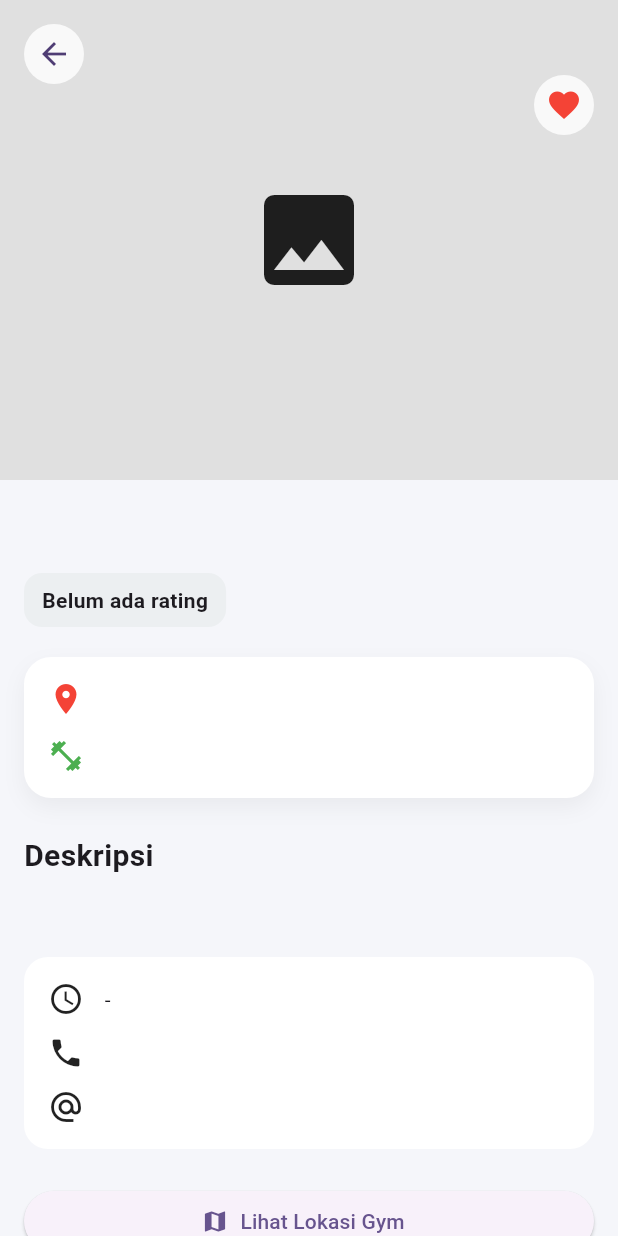
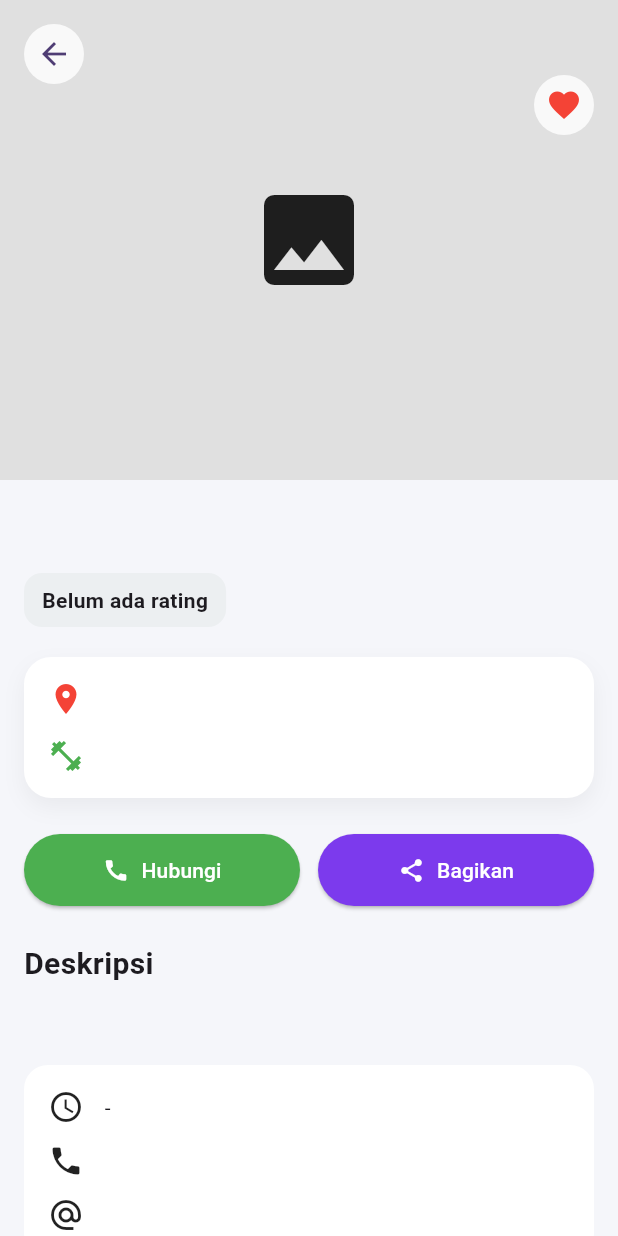
Before and after one commit to fadhiloc/finalprj-pab2-2026-fari, a Flutter app: the DetailScreen screen opened directly with empty values, on a phone screen of 412 x 824 dp. Run offline on Flutter 3.47's test engine with Material 3 defaults, Android fonts, the phone set to English and light mode, and no system bars; our stand-ins replace cloud_firestore, firebase_auth, firebase_core, flutter_map, flutter_rating_bar, image_picker and 2 more; accounts and stored records are empty.

Commit message:
revisi tambah phonecall dan share

```diff
--- a/findgym_app/lib/screens/detail_screens.dart
+++ b/findgym_app/lib/screens/detail_screens.dart
@@ -1,11 +1,13 @@
 import 'dart:convert';
-
 import 'package:flutter/material.dart';
 import 'package:aplikasi_gym_palembang/Models/Gym.dart';
 import '../services/review_service.dart';
 import 'package:flutter_rating_bar/flutter_rating_bar.dart';
 import '../services/favorite_service.dart';
 import 'package:cloud_firestore/cloud_firestore.dart';
+
+import 'package:url_launcher/url_launcher.dart'; //revisi
+import 'package:share_plus/share_plus.dart';
 
 class DetailScreen extends StatefulWidget {
   final Gym gym;
@@ -186,6 +188,28 @@
       _reviewController.dispose();
       super.dispose();
     }
+    // rev direct call
+    Future<void> _callGym() async {
+      final Uri uri = Uri(
+        scheme: 'tel',
+        path: widget.gym.contact,
+      );
+
+      if (await canLaunchUrl(uri)) {
+        await launchUrl(uri);
+      }
+    }
+
+    void _shareGym() {
+      Share.share(
+        '🏋️ ${widget.gym.name}\n'
+        '📍 ${widget.gym.location}\n'
+        'Kategori: ${widget.gym.types.join(", ")}\n'
+        'Temukan gym ini di aplikasi FindMyGym!',
+      );
+    }
+
+
 
   Widget _buildRatingChip() {
     if (widget.gym.rating <= 0 || widget.gym.ratingCount <= 0) {
@@ -448,6 +472,45 @@
 
                   const SizedBox(height: 24),
 
+//rev
+                  Row(
+                    children: [
+                      Expanded(
+                        child: ElevatedButton.icon(
+                          style: ElevatedButton.styleFrom(
+                            backgroundColor: Colors.green,
+                            foregroundColor: Colors.white,
+                            padding: const EdgeInsets.symmetric(
+                              vertical: 14,
+                            ),
+                          ),
+                          onPressed: _callGym,
+                          icon: const Icon(Icons.call),
+                          label: const Text('Hubungi'),
+                        ),
+                      ),
+
+                      const SizedBox(width: 12),
+
+                      Expanded(
+                        child: ElevatedButton.icon(
+                          style: ElevatedButton.styleFrom(
+                            backgroundColor: const Color(0xFF7C3AED),
+                            foregroundColor: Colors.white,
+                            padding: const EdgeInsets.symmetric(
+                              vertical: 14,
+                            ),
+                          ),
+                          onPressed: _shareGym,
+                          icon: const Icon(Icons.share),
+                          label: const Text('Bagikan'),
+                        ),
+                      ),
+                    ],
+                  ),
+
+                  const SizedBox(height: 24),
+
                   const Text(
                     "Deskripsi",
                     style: TextStyle(
--- a/findgym_app/pubspec.yaml
+++ b/findgym_app/pubspec.yaml
@@ -47,6 +47,8 @@
   latlong2: ^0.9.1
   flutter_rating_bar: ^4.0.1
   uuid: ^4.5.3
+  share_plus: ^13.1.0
+  url_launcher: ^6.3.2
 
 
 dev_dependencies:
```
Also changed, not shown: findgym_app/pubspec.lock, 5 other files.
